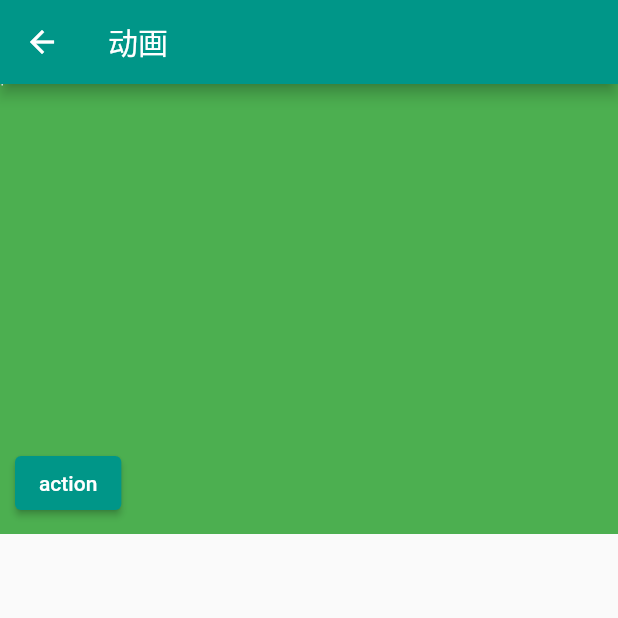
After one commit to MurphLu/flutter_demos, a Flutter app: the AnimationsPage screen opened directly, on a phone screen of 412 x 824 dp, the top half of it. The commit adds this screen. Run offline on Flutter 3.47's test engine with Material 2 defaults, Android fonts, the phone set to English and light mode, and no system bars.

Commit message:
add basic animation

```diff
--- /dev/null
+++ b/lib/app/modules/animations/animations_page.dart
@@ -0,0 +1,14 @@
+import 'package:flutter/material.dart';
+import 'package:flutter_demos/app/modules/animations/views/basic_animation.dart';
+
+class AnimationsPage extends StatelessWidget {
+  @override
+  Widget build(BuildContext context) {
+    return Scaffold(
+      appBar: AppBar(title: Text('动画'),),
+      body: Container(
+        child: BasicAnimation(),
+      ),
+    );
+  }
+}
--- /dev/null
+++ b/lib/app/modules/animations/views/basic_animation.dart
@@ -0,0 +1,53 @@
+import 'package:flutter/material.dart';
+
+class BasicAnimation extends StatefulWidget {
+  @override
+  State<StatefulWidget> createState() => _BasicAnimationState();
+}
+
+class _BasicAnimationState extends State<BasicAnimation>
+    with SingleTickerProviderStateMixin {
+  late AnimationController controller;
+  late Animation<double> animation;
+
+  @override
+  void initState() {
+    super.initState();
+    controller =
+        AnimationController(vsync: this, duration: Duration(seconds: 1));
+    animation = Tween<double>(begin: 1, end: 200).animate(controller)
+      ..addListener(() {
+        setState(() {});
+      });
+  }
+
+  @override
+  Widget build(BuildContext context) {
+    print(animation.value);
+    return Container(
+      height: 300,
+      width: double.infinity,
+      color: Colors.green,
+      child: Stack(
+        children: [
+          Positioned(
+              left: animation.value,
+              child: Container(
+                color: Colors.white,
+                height: animation.value,
+                width: animation.value,
+              )),
+          Positioned(
+            bottom: 10,
+            left: 10,
+            child: ElevatedButton(
+                onPressed: () {
+                  controller.forward(from: 0);
+                },
+                child: Text('action')),
+          )
+        ],
+      ),
+    );
+  }
+}
--- a/lib/app/modules/main_app/main_page.dart
+++ b/lib/app/modules/main_app/main_page.dart
@@ -1,4 +1,6 @@
 import 'package:flutter/material.dart';
+import 'package:flutter_demos/app/modules/animations/animations_page.dart';
+import 'package:flutter_demos/app/modules/animations/views/basic_animation.dart';
 import 'package:flutter_demos/app/modules/forms/forms.dart';
 import 'package:flutter_demos/app/modules/general_view/general_views_page.dart';
 import 'package:flutter_demos/app/utils/navigator_util.dart';
@@ -16,6 +18,7 @@ class _MyHomePageState extends State<MyHomePage> {
   List<Map<String, WidgetBuilder>> list = [
     {"通用组件": (_) => GeneralViewPage()},
     {"表单": (_) => Forms()},
+    {'动画': (_) => AnimationsPage()},
   ];
 
   @override
```
Also changed, not shown: lib/app/modules/forms/forms.dart (+0 -40 lines).
